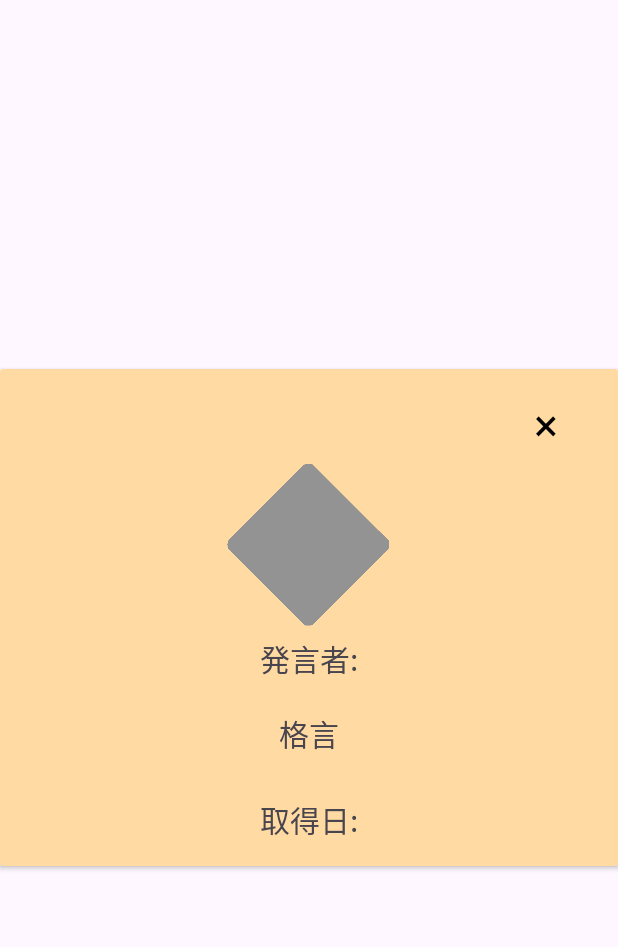
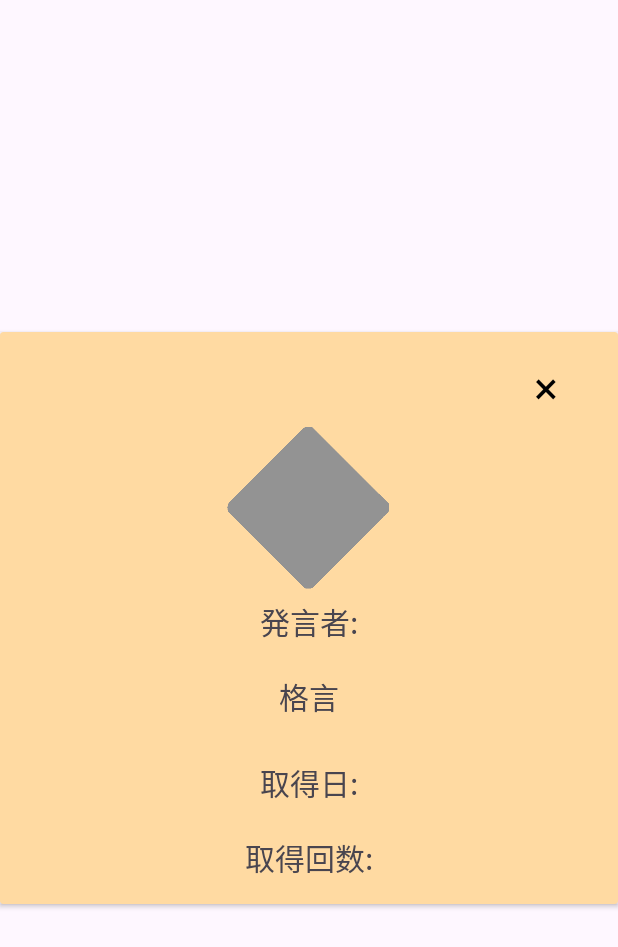
Before and after one commit to Saku0512/Collect-Proverb, an Android app: the layout badge_popup.xml on its own in the app's theme, with its tools: preview values and no code run, on a phone screen of 412 x 824 dp. Shown: the top 947 px of the screen. Run offline under Robolectric (Android 15) with nearby library versions, the phone set to English and light mode, and no system bars.

Commit message:
取得回数をレイアウトに反映 close #7

```diff
--- a/app/src/main/java/com/example/collectproverb/MainActivity.java
+++ b/app/src/main/java/com/example/collectproverb/MainActivity.java
@@ -181,11 +181,15 @@ public class MainActivity extends AppCompatActivity {
         TextView popup_proverb_content = popupView.findViewById(R.id.popup_proverb_content);
         TextView popup_get_day = popupView.findViewById(R.id.popup_get_day);
         TextView closeButton = popupView.findViewById(R.id.close_button);
+        TextView count = popupView.findViewById(R.id.popup_count);
 
         imageView.setImageResource((Integer) data.get("drawable_path"));
         popup_author.setText((String) data.get("speaker"));
         popup_proverb_content.setText((String) data.get("proverb"));
         popup_get_day.setText((String) data.get("created_at"));
+        Integer IntCount = (Integer) data.get("count");
+        String StringCount = String.valueOf(IntCount);
+        count.setText(StringCount);
 
         // ウィンドウのレイアウトパラメータを取得
         Window window = dialog.getWindow();
--- a/app/src/main/res/layout/badge_popup.xml
+++ b/app/src/main/res/layout/badge_popup.xml
@@ -88,5 +88,27 @@
                 android:text=""
                 android:textSize="20sp"/>
         </LinearLayout>
+        <LinearLayout
+            android:layout_width="match_parent"
+            android:layout_height="wrap_content"
+            android:orientation="horizontal"
+            android:gravity="center_horizontal"
+            android:layout_marginTop="20dp">
+
+            <TextView
+                android:id="@+id/popup_count_text"
+                android:layout_width="wrap_content"
+                android:layout_height="wrap_content"
+                android:text="@string/popup_proverb_count"
+                android:textSize="20sp" />
+
+            <TextView
+                android:id="@+id/popup_count"
+                android:layout_width="wrap_content"
+                android:layout_height="wrap_content"
+                android:text=""
+                android:textSize="20sp" />
+
+        </LinearLayout>
     </LinearLayout>
 </androidx.cardview.widget.CardView>
--- a/app/src/main/res/values/strings.xml
+++ b/app/src/main/res/values/strings.xml
@@ -17,4 +17,5 @@
     <string name="popup_proverb_author">発言者: </string>
     <string name="popup_proverb">格言</string>
     <string name="popup_proverb_get_day">取得日: </string>
+    <string name="popup_proverb_count">取得回数: </string>
 </resources>
```
